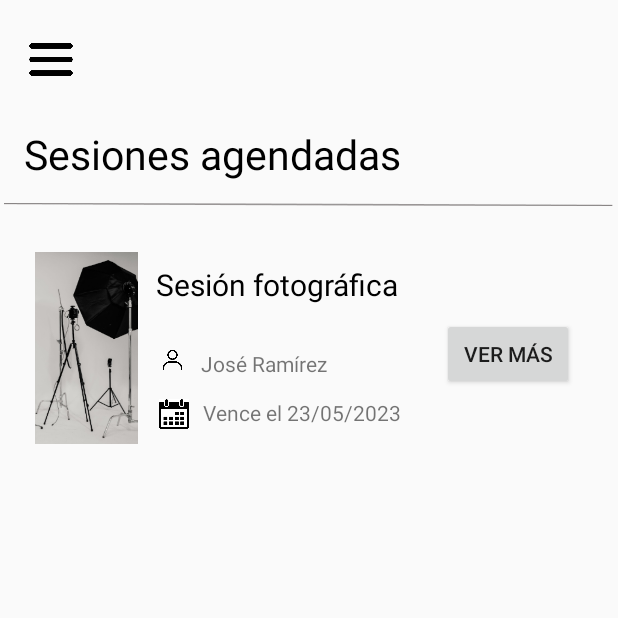
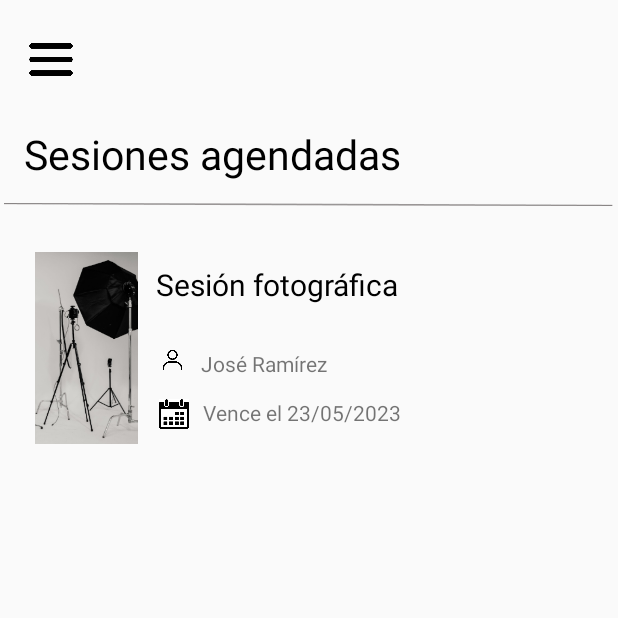
Before and after one commit to vicrenlopez14/CAMVI, an Android app: the fragment FragmentSesionesAgendadas shown on its own in the app's theme, on a phone screen of 412 x 824 dp, the top half of it. Run offline under Robolectric (Android 15) with nearby library versions, the phone set to English and light mode, and no system bars.

Commit message:
Sesiones agendadas

```diff
--- a/app/src/main/res/layout/fragment_sesiones_agendadas.xml
+++ b/app/src/main/res/layout/fragment_sesiones_agendadas.xml
@@ -118,16 +118,4 @@
         app:layout_constraintTop_toBottomOf="@+id/imageView14"
         app:layout_constraintVertical_bias="0.191" />
 
-    <Button
-        android:id="@+id/BotonVerMas"
-        android:layout_width="wrap_content"
-        android:layout_height="wrap_content"
-        android:text="Ver más"
-        app:layout_constraintBottom_toBottomOf="parent"
-        app:layout_constraintEnd_toEndOf="parent"
-        app:layout_constraintHorizontal_bias="0.91"
-        app:layout_constraintStart_toStartOf="parent"
-        app:layout_constraintTop_toBottomOf="@+id/imageView14"
-        app:layout_constraintVertical_bias="0.116" />
-
 </androidx.constraintlayout.widget.ConstraintLayout>
```
